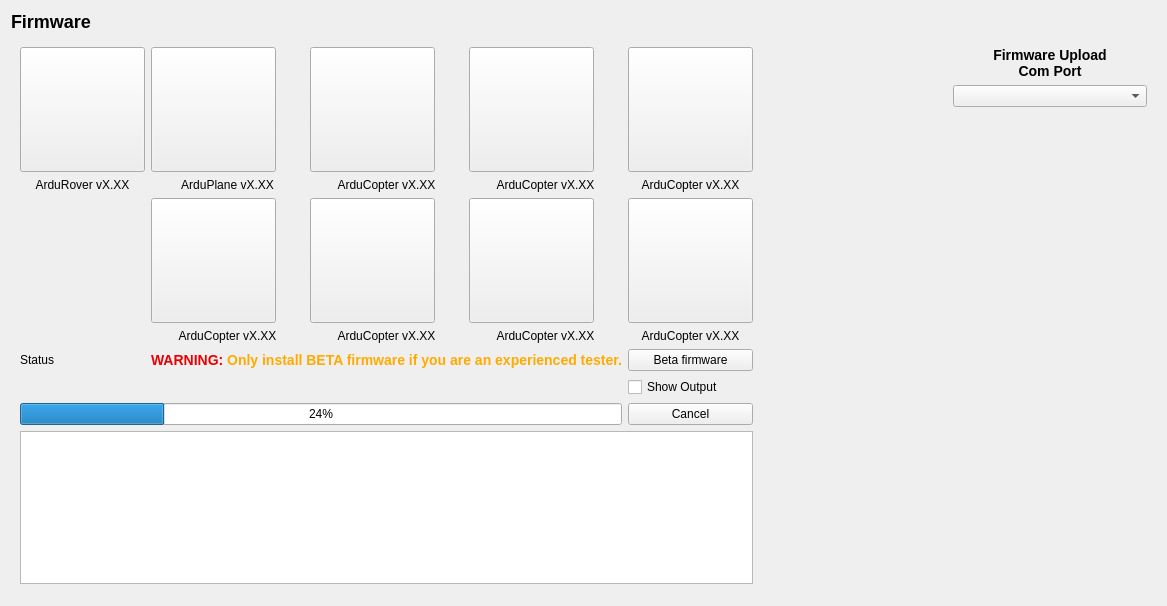
First picture: the form in src/ui/configuration/ApmFirmwareConfig.ui, repository ArduPilot/apm_planner, before the edit.
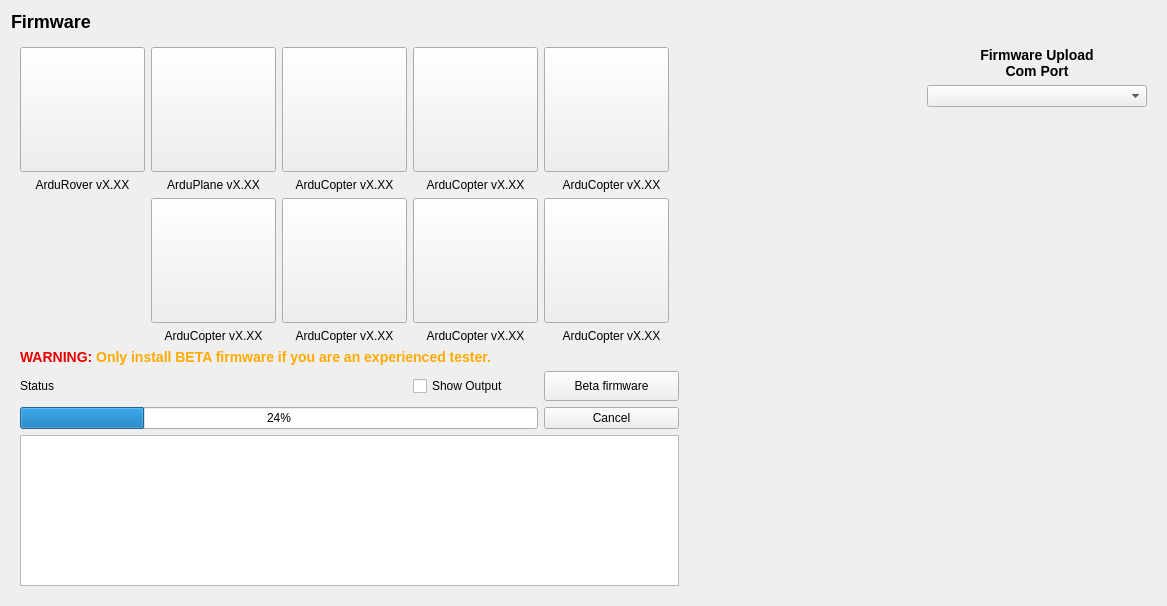
Second picture: the form after the edit. Icons and pictures are not drawn.

Commit message: Fix for beta labels, and small changes for PX4 uploader usability

Diff of the .ui file:
```diff
--- a/src/ui/configuration/ApmFirmwareConfig.ui
+++ b/src/ui/configuration/ApmFirmwareConfig.ui
@@ -35,13 +35,6 @@
         <layout class="QHBoxLayout" name="horizontalLayout">
          <item>
           <layout class="QGridLayout" name="gridLayout" columnstretch="0,0,0,0,0,0,0">
-           <item row="2" column="0">
-            <widget class="QLabel" name="statusLabel">
-             <property name="text">
-              <string>Status</string>
-             </property>
-            </widget>
-           </item>
            <item row="0" column="1">
             <layout class="QVBoxLayout" name="verticalLayout_2">
              <item>
@@ -128,33 +121,6 @@
              </item>
             </layout>
            </item>
-           <item row="3" column="4">
-            <widget class="QCheckBox" name="showOutputCheckBox">
-             <property name="text">
-              <string>Show Output</string>
-             </property>
-            </widget>
-           </item>
-           <item row="2" column="4">
-            <widget class="QPushButton" name="betaFirmwareButton">
-             <property name="text">
-              <string>Beta firmware</string>
-             </property>
-             <property name="checkable">
-              <bool>true</bool>
-             </property>
-             <property name="checked">
-              <bool>false</bool>
-             </property>
-            </widget>
-           </item>
-           <item row="2" column="1" colspan="3">
-            <widget class="QLabel" name="warningLabel">
-             <property name="text">
-              <string>&lt;html&gt;&lt;head/&gt;&lt;body&gt;&lt;p&gt;&lt;span style=&quot; font-size:large; font-weight:600; color:#e90000;&quot;&gt;WARNING:&lt;/span&gt;&lt;span style=&quot; font-size:large; font-weight:600; color:#ffaa00;&quot;&gt; Only install BETA firmware if you are an experienced tester.&lt;/span&gt;&lt;/p&gt;&lt;/body&gt;&lt;/html&gt;</string>
-             </property>
-            </widget>
-           </item>
            <item row="5" column="0" colspan="5">
             <widget class="QTextBrowser" name="textBrowser"/>
            </item>
@@ -476,6 +442,46 @@
              </property>
             </widget>
            </item>
+           <item row="3" column="0" colspan="3">
+            <widget class="QLabel" name="statusLabel">
+             <property name="text">
+              <string>Status</string>
+             </property>
+            </widget>
+           </item>
+           <item row="3" column="3">
+            <widget class="QCheckBox" name="showOutputCheckBox">
+             <property name="text">
+              <string>Show Output</string>
+             </property>
+            </widget>
+           </item>
+           <item row="3" column="4">
+            <widget class="QPushButton" name="betaFirmwareButton">
+             <property name="minimumSize">
+              <size>
+               <width>135</width>
+               <height>30</height>
+              </size>
+             </property>
+             <property name="text">
+              <string>Beta firmware</string>
+             </property>
+             <property name="checkable">
+              <bool>true</bool>
+             </property>
+             <property name="checked">
+              <bool>false</bool>
+             </property>
+            </widget>
+           </item>
+           <item row="2" column="0" colspan="5">
+            <widget class="QLabel" name="warningLabel">
+             <property name="text">
+              <string>&lt;html&gt;&lt;head/&gt;&lt;body&gt;&lt;p&gt;&lt;span style=&quot; font-size:large; font-weight:600; color:#e90000;&quot;&gt;WARNING:&lt;/span&gt;&lt;span style=&quot; font-size:large; font-weight:600; color:#ffaa00;&quot;&gt; Only install BETA firmware if you are an experienced tester.&lt;/span&gt;&lt;/p&gt;&lt;/body&gt;&lt;/html&gt;</string>
+             </property>
+            </widget>
+           </item>
           </layout>
          </item>
          <item>
```
The commit also changes 1 other file.
